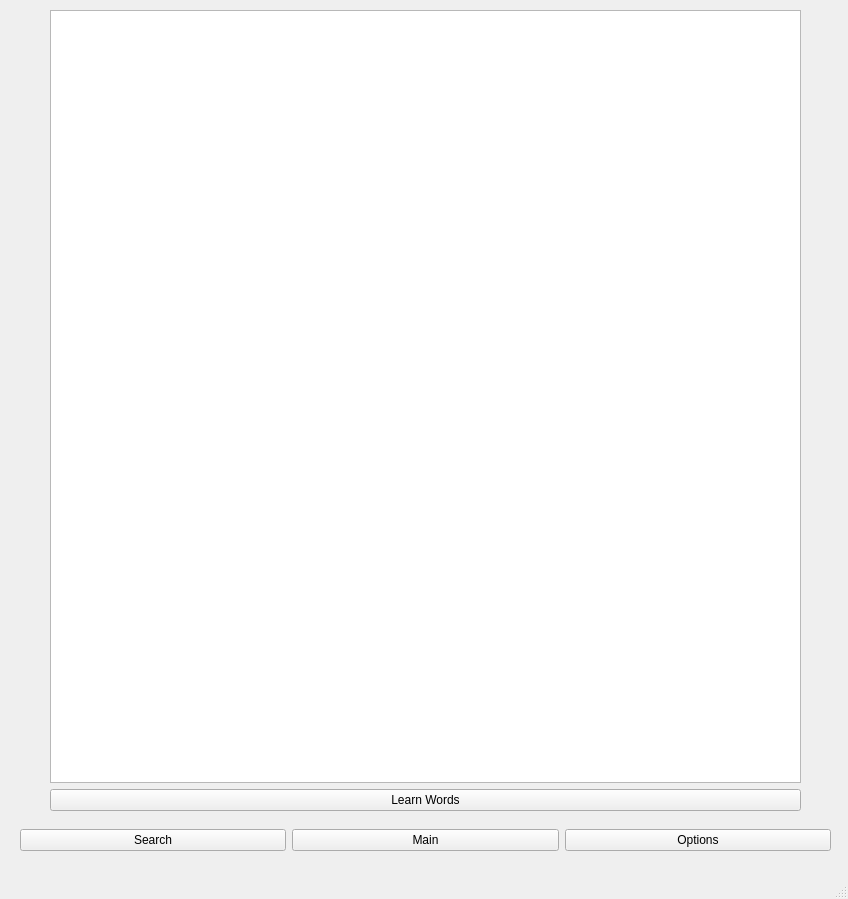
Above: UI/UI_Design/title1.ui from Circlebiv/Word_Learning_Project before the change. Below: the same form after it.
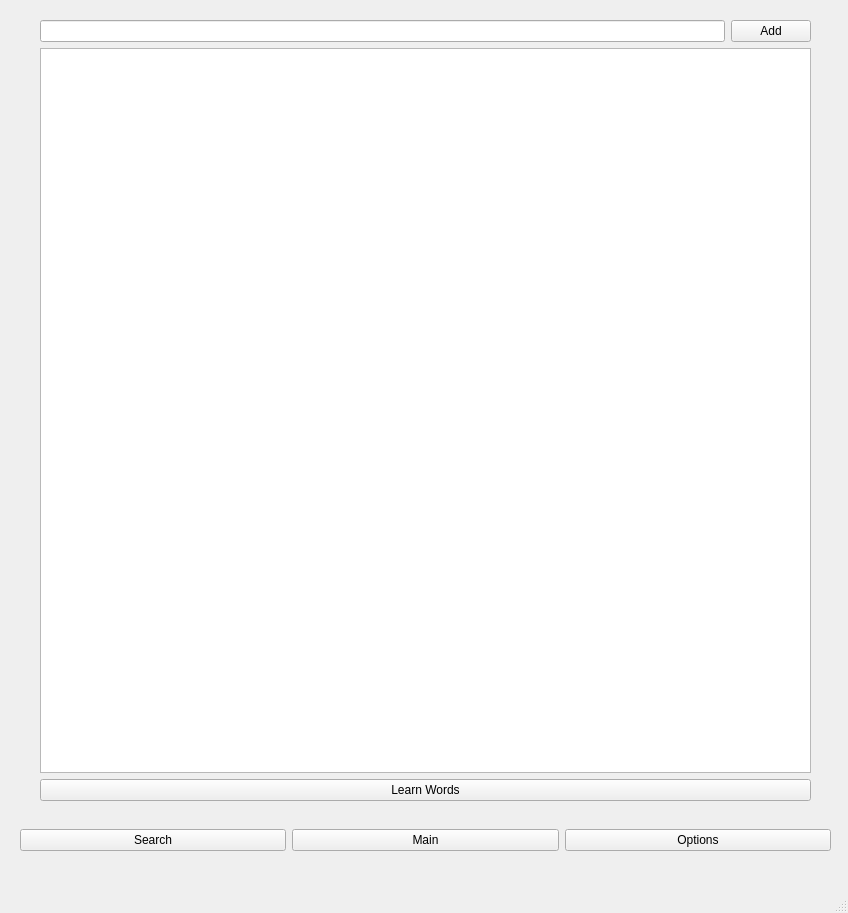
That is the form after the change.

Commit message: User cant edit words and folders in table widget v0.3.1

What changed in the file:
```diff
--- a/UI/UI_Design/title1.ui
+++ b/UI/UI_Design/title1.ui
@@ -7,7 +7,7 @@
     <x>0</x>
     <y>0</y>
     <width>848</width>
-    <height>899</height>
+    <height>913</height>
    </rect>
   </property>
   <property name="windowTitle">
@@ -144,16 +144,30 @@
         </widget>
        </widget>
        <widget class="QWidget" name="page">
-        <widget class="QWidget" name="layoutWidget">
+        <widget class="QWidget" name="">
          <property name="geometry">
           <rect>
-           <x>30</x>
-           <y>0</y>
-           <width>751</width>
-           <height>801</height>
+           <x>20</x>
+           <y>10</y>
+           <width>771</width>
+           <height>781</height>
           </rect>
          </property>
          <layout class="QVBoxLayout" name="verticalLayout">
+          <item>
+           <layout class="QHBoxLayout" name="horizontalLayout">
+            <item>
+             <widget class="QLineEdit" name="folder_name_input"/>
+            </item>
+            <item>
+             <widget class="QPushButton" name="add_folder_btn">
+              <property name="text">
+               <string>Add</string>
+              </property>
+             </widget>
+            </item>
+           </layout>
+          </item>
           <item>
            <widget class="QTreeView" name="treeView"/>
           </item>
```
Left out of the diff: 28 changed lines with no effect on the pictures. The commit also changes 1 other file.
